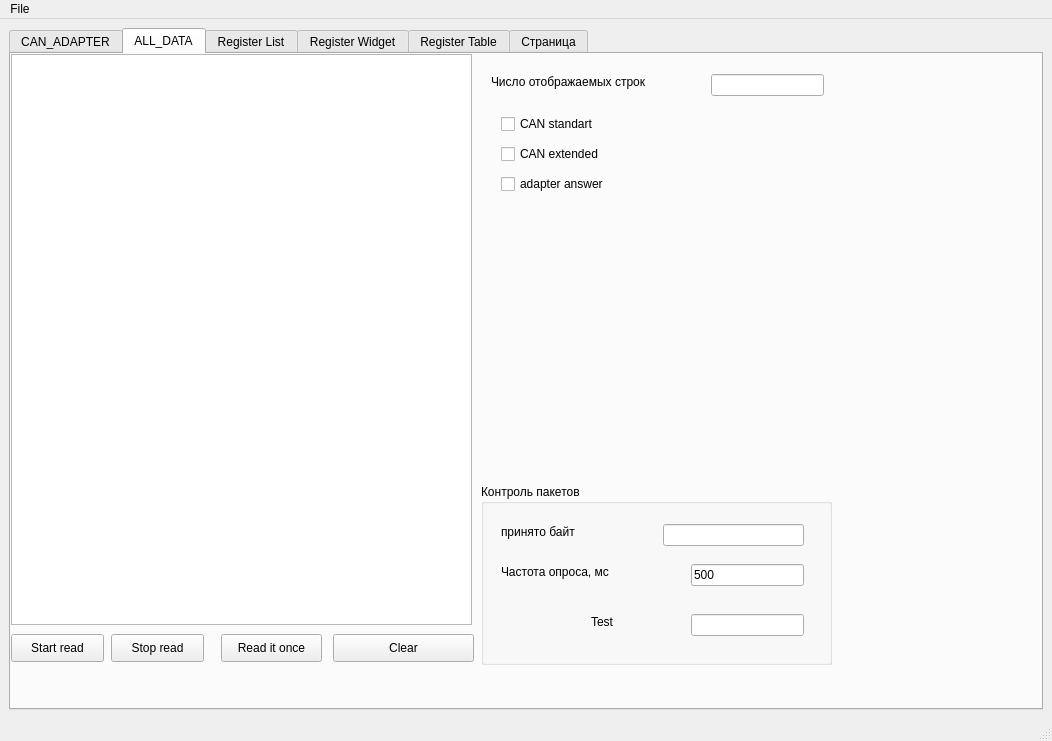
totktobroditvokrug/EL205-QT, file mainwindow.ui: the form before one commit.
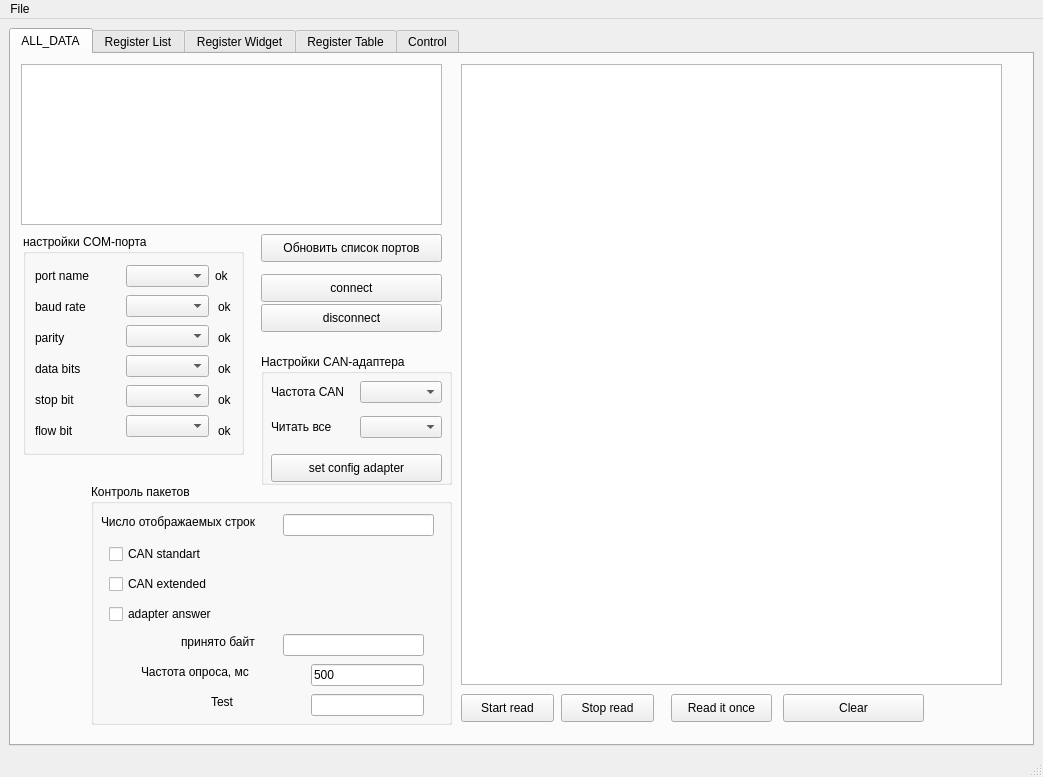
The form after the commit. The open tabs and pages were chosen to show the change.

Commit message: feat: запись команд Start, Stop, Alarm

```diff
--- a/mainwindow.ui
+++ b/mainwindow.ui
@@ -6,8 +6,8 @@
    <rect>
     <x>0</x>
     <y>0</y>
-    <width>1052</width>
-    <height>741</height>
+    <width>1043</width>
+    <height>777</height>
    </rect>
   </property>
   <property name="windowTitle">
@@ -18,17 +18,164 @@
     <item>
      <widget class="QTabWidget" name="tabWidget_registerWidget">
       <property name="currentIndex">
-       <number>0</number>
+       <number>4</number>
       </property>
-      <widget class="QWidget" name="tab">
+      <widget class="QWidget" name="tab_2">
        <attribute name="title">
-        <string>CAN_ADAPTER</string>
+        <string>ALL_DATA</string>
        </attribute>
+       <widget class="QGroupBox" name="groupBox_settingsTiming">
+        <property name="geometry">
+         <rect>
+          <x>80</x>
+          <y>430</y>
+          <width>361</width>
+          <height>241</height>
+         </rect>
+        </property>
+        <property name="title">
+         <string>Контроль пакетов</string>
+        </property>
+        <widget class="QLineEdit" name="lineEdit_availableByte">
+         <property name="geometry">
+          <rect>
+           <x>192</x>
+           <y>150</y>
+           <width>141</width>
+           <height>22</height>
+          </rect>
+         </property>
+        </widget>
+        <widget class="QLabel" name="label_3">
+         <property name="geometry">
+          <rect>
+           <x>90</x>
+           <y>150</y>
+           <width>101</width>
+           <height>16</height>
+          </rect>
+         </property>
+         <property name="text">
+          <string>принято байт</string>
+         </property>
+        </widget>
+        <widget class="QLabel" name="label_6">
+         <property name="geometry">
+          <rect>
+           <x>50</x>
+           <y>180</y>
+           <width>161</width>
+           <height>16</height>
+          </rect>
+         </property>
+         <property name="text">
+          <string>Частота опроса, мс</string>
+         </property>
+        </widget>
+        <widget class="QLineEdit" name="lineEdit_freqSampl">
+         <property name="geometry">
+          <rect>
+           <x>220</x>
+           <y>180</y>
+           <width>113</width>
+           <height>22</height>
+          </rect>
+         </property>
+         <property name="text">
+          <string>500</string>
+         </property>
+        </widget>
+        <widget class="QLineEdit" name="lineEdit_testLine">
+         <property name="geometry">
+          <rect>
+           <x>220</x>
+           <y>210</y>
+           <width>113</width>
+           <height>22</height>
+          </rect>
+         </property>
+        </widget>
+        <widget class="QLabel" name="label_7">
+         <property name="geometry">
+          <rect>
+           <x>120</x>
+           <y>210</y>
+           <width>55</width>
+           <height>16</height>
+          </rect>
+         </property>
+         <property name="text">
+          <string>Test</string>
+         </property>
+        </widget>
+        <widget class="QCheckBox" name="checkBox_adapterAnswer">
+         <property name="geometry">
+          <rect>
+           <x>18</x>
+           <y>120</y>
+           <width>161</width>
+           <height>20</height>
+          </rect>
+         </property>
+         <property name="text">
+          <string>adapter answer</string>
+         </property>
+        </widget>
+        <widget class="QCheckBox" name="checkBox_canExtended">
+         <property name="geometry">
+          <rect>
+           <x>18</x>
+           <y>90</y>
+           <width>151</width>
+           <height>20</height>
+          </rect>
+         </property>
+         <property name="text">
+          <string>CAN extended</string>
+         </property>
+        </widget>
+        <widget class="QLabel" name="label_volumeTextRead">
+         <property name="geometry">
+          <rect>
+           <x>10</x>
+           <y>30</y>
+           <width>211</width>
+           <height>16</height>
+          </rect>
+         </property>
+         <property name="text">
+          <string>Число отображаемых строк</string>
+         </property>
+        </widget>
+        <widget class="QCheckBox" name="checkBox_canStandart">
+         <property name="geometry">
+          <rect>
+           <x>18</x>
+           <y>60</y>
+           <width>131</width>
+           <height>20</height>
+          </rect>
+         </property>
+         <property name="text">
+          <string>CAN standart</string>
+         </property>
+        </widget>
+        <widget class="QLineEdit" name="lineEdit_volumeTextRead">
+         <property name="geometry">
+          <rect>
+           <x>192</x>
+           <y>30</y>
+           <width>151</width>
+           <height>22</height>
+          </rect>
+         </property>
+        </widget>
+       </widget>
        <widget class="QGroupBox" name="groupBox">
         <property name="geometry">
          <rect>
-          <x>10</x>
-          <y>140</y>
+          <x>12</x>
+          <y>180</y>
           <width>221</width>
           <height>221</height>
          </rect>
@@ -240,22 +387,25 @@
          </item>
         </layout>
        </widget>
-       <widget class="QTextEdit" name="textEdit_sendMessage">
+       <widget class="QPushButton" name="pushButton_disconnect">
         <property name="geometry">
          <rect>
-          <x>150</x>
-          <y>400</y>
+          <x>250</x>
+          <y>250</y>
           <width>181</width>
-          <height>31</height>
+          <height>28</height>
          </rect>
         </property>
+        <property name="text">
+         <string>disconnect</string>
+        </property>
        </widget>
        <widget class="QPushButton" name="pushButton_searchListPort">
         <property name="geometry">
          <rect>
-          <x>8</x>
-          <y>110</y>
-          <width>231</width>
+          <x>250</x>
+          <y>180</y>
+          <width>181</width>
           <height>28</height>
          </rect>
         </property>
@@ -266,69 +416,20 @@
        <widget class="QListWidget" name="listWidget_portInfo">
         <property name="geometry">
          <rect>
-          <x>8</x>
+          <x>10</x>
           <y>10</y>
-          <width>331</width>
-          <height>91</height>
-         </rect>
-        </property>
-       </widget>
-       <widget class="QPushButton" name="pushButton_sendMessage">
-        <property name="geometry">
-         <rect>
-          <x>10</x>
-          <y>400</y>
-          <width>131</width>
-          <height>28</height>
-         </rect>
-        </property>
-        <property name="text">
-         <string>Send message</string>
-        </property>
-       </widget>
-       <widget class="QPushButton" name="pushButton_disconnect">
-        <property name="geometry">
-         <rect>
-          <x>128</x>
-          <y>360</y>
-          <width>93</width>
-          <height>28</height>
-         </rect>
-        </property>
-        <property name="text">
-         <string>disconnect</string>
-        </property>
-       </widget>
-       <widget class="QPushButton" name="pushButton_connect">
-        <property name="geometry">
-         <rect>
-          <x>10</x>
-          <y>360</y>
-          <width>91</width>
-          <height>28</height>
-         </rect>
-        </property>
-        <property name="text">
-         <string>connect</string>
-        </property>
-       </widget>
-       <widget class="QTextEdit" name="txtOutput">
-        <property name="geometry">
-         <rect>
-          <x>10</x>
-          <y>440</y>
-          <width>321</width>
-          <height>191</height>
+          <width>421</width>
+          <height>161</height>
          </rect>
         </property>
        </widget>
        <widget class="QGroupBox" name="groupBox_2">
         <property name="geometry">
          <rect>
-          <x>380</x>
-          <y>10</y>
-          <width>461</width>
-          <height>241</height>
+          <x>250</x>
+          <y>300</y>
+          <width>191</width>
+          <height>131</height>
          </rect>
         </property>
         <property name="title">
@@ -339,16 +440,17 @@
           <rect>
            <x>10</x>
            <y>20</y>
-           <width>431</width>
-           <height>171</height>
+           <width>171</width>
+           <height>71</height>
           </rect>
          </property>
          <layout class="QGridLayout" name="gridLayout_2">
-          <item row="5" column="2">
-           <widget class="QComboBox" name="comboBox_4"/>
-          </item>
-          <item row="4" column="2">
-           <widget class="QComboBox" name="comboBox_3"/>
+          <item row="3" column="1">
+           <widget class="QLabel" name="label_5">
+            <property name="text">
+             <string>Читать все</string>
+            </property>
+           </widget>
           </item>
           <item row="1" column="2">
            <widget class="QComboBox" name="comboBox_canFreq">
@@ -360,33 +462,6 @@
             </property>
            </widget>
           </item>
-          <item row="5" column="1">
-           <widget class="QLabel" name="label_2">
-            <property name="text">
-             <string>TextLabel</string>
-            </property>
-           </widget>
-          </item>
-          <item row="3" column="2">
-           <widget class="QComboBox" name="comboBox_readAllCan"/>
-          </item>
-          <item row="4" column="1">
-           <widget class="QLabel" name="label_4">
-            <property name="text">
-             <string>TextLabel</string>
-            </property>
-           </widget>
-          </item>
-          <item row="3" column="1">
-           <widget class="QLabel" name="label_5">
-            <property name="text">
-             <string>Читать все</string>
-            </property>
-           </widget>
-          </item>
-          <item row="1" column="3">
-           <widget class="QLineEdit" name="lineEdit_canFreq"/>
-          </item>
           <item row="1" column="1">
            <widget class="QLabel" name="label_canFreq">
             <property name="text">
@@ -394,23 +469,17 @@
             </property>
            </widget>
           </item>
-          <item row="3" column="3">
-           <widget class="QLineEdit" name="lineEdit_readAllCan"/>
-          </item>
-          <item row="4" column="3">
-           <widget class="QLineEdit" name="lineEdit_canFreq_3"/>
-          </item>
-          <item row="5" column="3">
-           <widget class="QLineEdit" name="lineEdit_canFreq_4"/>
+          <item row="3" column="2">
+           <widget class="QComboBox" name="comboBox_readAllCan"/>
           </item>
          </layout>
         </widget>
         <widget class="QPushButton" name="pushButton_setConfigAdapter">
          <property name="geometry">
           <rect>
-           <x>20</x>
-           <y>200</y>
-           <width>411</width>
+           <x>10</x>
+           <y>100</y>
+           <width>171</width>
            <height>28</height>
           </rect>
          </property>
@@ -419,16 +488,34 @@
          </property>
         </widget>
        </widget>
-      </widget>
-      <widget class="QWidget" name="tab_2">
-       <attribute name="title">
-        <string>ALL_DATA</string>
-       </attribute>
+       <widget class="QPushButton" name="pushButton_connect">
+        <property name="geometry">
+         <rect>
+          <x>250</x>
+          <y>220</y>
+          <width>181</width>
+          <height>28</height>
+         </rect>
+        </property>
+        <property name="text">
+         <string>connect</string>
+        </property>
+       </widget>
+       <widget class="QTextEdit" name="textEdit_dataRead">
+        <property name="geometry">
+         <rect>
+          <x>450</x>
+          <y>10</y>
+          <width>541</width>
+          <height>621</height>
+         </rect>
+        </property>
+       </widget>
        <widget class="QPushButton" name="pushButton_stopRead">
         <property name="geometry">
          <rect>
-          <x>100</x>
-          <y>580</y>
+          <x>550</x>
+          <y>640</y>
           <width>93</width>
           <height>28</height>
          </rect>
@@ -437,11 +524,24 @@
          <string>Stop read</string>
         </property>
        </widget>
+       <widget class="QPushButton" name="pushButton_startRead">
+        <property name="geometry">
+         <rect>
+          <x>450</x>
+          <y>640</y>
+          <width>93</width>
+          <height>28</height>
+         </rect>
+        </property>
+        <property name="text">
+         <string>Start read</string>
+        </property>
+       </widget>
        <widget class="QPushButton" name="pushButton_clear">
         <property name="geometry">
          <rect>
-          <x>322</x>
-          <y>580</y>
+          <x>772</x>
+          <y>640</y>
           <width>141</width>
           <height>28</height>
          </rect>
@@ -453,8 +553,8 @@
        <widget class="QPushButton" name="pushButton_readOnce">
         <property name="geometry">
          <rect>
-          <x>210</x>
-          <y>580</y>
+          <x>660</x>
+          <y>640</y>
           <width>101</width>
           <height>28</height>
          </rect>
@@ -463,176 +563,6 @@
          <string>Read it once</string>
         </property>
        </widget>
-       <widget class="QTextEdit" name="textEdit_dataRead">
-        <property name="geometry">
-         <rect>
-          <x>0</x>
-          <y>0</y>
-          <width>461</width>
-          <height>571</height>
-         </rect>
-        </property>
-       </widget>
-       <widget class="QPushButton" name="pushButton_startRead">
-        <property name="geometry">
-         <rect>
-          <x>0</x>
-          <y>580</y>
-          <width>93</width>
-          <height>28</height>
-         </rect>
-        </property>
-        <property name="text">
-         <string>Start read</string>
-        </property>
-       </widget>
-       <widget class="QLabel" name="label_volumeTextRead">
-        <property name="geometry">
-         <rect>
-          <x>480</x>
-          <y>20</y>
-          <width>211</width>
-          <height>16</height>
-         </rect>
-        </property>
-        <property name="text">
-         <string>Число отображаемых строк</string>
-        </property>
-       </widget>
-       <widget class="QLineEdit" name="lineEdit_volumeTextRead">
-        <property name="geometry">
-         <rect>
-          <x>700</x>
-          <y>20</y>
-          <width>113</width>
-          <height>22</height>
-         </rect>
-        </property>
-       </widget>
-       <widget class="QCheckBox" name="checkBox_canStandart">
-        <property name="geometry">
-         <rect>
-          <x>490</x>
-          <y>60</y>
-          <width>131</width>
-          <height>20</height>
-         </rect>
-        </property>
-        <property name="text">
-         <string>CAN standart</string>
-        </property>
-       </widget>
-       <widget class="QCheckBox" name="checkBox_canExtended">
-        <property name="geometry">
-         <rect>
-          <x>490</x>
-          <y>90</y>
-          <width>151</width>
-          <height>20</height>
-         </rect>
-        </property>
-        <property name="text">
-         <string>CAN extended</string>
-        </property>
-       </widget>
-       <widget class="QCheckBox" name="checkBox_adapterAnswer">
-        <property name="geometry">
-         <rect>
-          <x>490</x>
-          <y>120</y>
-          <width>161</width>
-          <height>20</height>
-         </rect>
-        </property>
-        <property name="text">
-         <string>adapter answer</string>
-        </property>
-       </widget>
-       <widget class="QGroupBox" name="groupBox_settingsTiming">
-        <property name="geometry">
-         <rect>
-          <x>470</x>
-          <y>430</y>
-          <width>351</width>
-          <height>181</height>
-         </rect>
-        </property>
-        <property name="title">
-         <string>Контроль пакетов</string>
-        </property>
-        <widget class="QLineEdit" name="lineEdit_availableByte">
-         <property name="geometry">
-          <rect>
-           <x>182</x>
-           <y>40</y>
-           <width>141</width>
-           <height>22</height>
-          </rect>
-         </property>
-        </widget>
-        <widget class="QLabel" name="label_3">
-         <property name="geometry">
-          <rect>
-           <x>20</x>
-           <y>40</y>
-           <width>101</width>
-           <height>16</height>
-          </rect>
-         </property>
-         <property name="text">
-          <string>принято байт</string>
-         </property>
-        </widget>
-        <widget class="QLabel" name="label_6">
-         <property name="geometry">
-          <rect>
-           <x>20</x>
-           <y>80</y>
-           <width>161</width>
-           <height>16</height>
-          </rect>
-         </property>
-         <property name="text">
-          <string>Частота опроса, мс</string>
-         </property>
-        </widget>
-        <widget class="QLineEdit" name="lineEdit_freqSampl">
-         <property name="geometry">
-          <rect>
-           <x>210</x>
-           <y>80</y>
-           <width>113</width>
-           <height>22</height>
-          </rect>
-         </property>
-         <property name="text">
-          <string>500</string>
-         </property>
-        </widget>
-        <widget class="QLineEdit" name="lineEdit_testLine">
-         <property name="geometry">
-          <rect>
-           <x>210</x>
-           <y>130</y>
-           <width>113</width>
-           <height>22</height>
-          </rect>
-         </property>
-        </widget>
-        <widget class="QLabel" name="label_7">
-         <property name="geometry">
-          <rect>
-           <x>110</x>
-           <y>130</y>
-           <width>55</width>
-           <height>16</height>
-          </rect>
-         </property>
-         <property name="text">
-          <string>Test</string>
-         </property>
-        </widget>
-       </widget>
       </widget>
       <widget class="QWidget" name="tab_3">
        <attribute name="title">
@@ -756,10 +686,95 @@
         </item>
        </layout>
       </widget>
-      <widget class="QWidget" name="tab_6">
+      <widget class="QWidget" name="tab">
        <attribute name="title">
-        <string>Страница</string>
+        <string>Control</string>
        </attribute>
+       <widget class="QLineEdit" name="lineEdit_testCommand">
+        <property name="geometry">
+         <rect>
+          <x>30</x>
+          <y>40</y>
+          <width>231</width>
+          <height>22</height>
+         </rect>
+        </property>
+       </widget>
+       <widget class="QLabel" name="label_2">
+        <property name="geometry">
+         <rect>
+          <x>30</x>
+          <y>70</y>
+          <width>141</width>
+          <height>16</height>
+         </rect>
+        </property>
+        <property name="text">
+         <string>введите команду</string>
+        </property>
+       </widget>
+       <widget class="QTextEdit" name="textEdit_commandCRC">
+        <property name="geometry">
+         <rect>
+          <x>30</x>
+          <y>270</y>
+          <width>231</width>
+          <height>131</height>
+         </rect>
+        </property>
+       </widget>
+       <widget class="QPushButton" name="pushButton_sendCommand">
+        <property name="geometry">
+         <rect>
+          <x>152</x>
+          <y>70</y>
+          <width>111</width>
+          <height>28</height>
+         </rect>
+        </property>
+        <property name="text">
+         <string>Send command</string>
+        </property>
+       </widget>
+       <widget class="QPushButton" name="pushButton_startInv">
+        <property name="geometry">
+         <rect>
+          <x>30</x>
+          <y>130</y>
+          <width>93</width>
+          <height>28</height>
+         </rect>
+        </property>
+        <property name="text">
+         <string>Start</string>
+        </property>
+       </widget>
+       <widget class="QPushButton" name="pushButton_stopInv">
+        <property name="geometry">
+         <rect>
+          <x>30</x>
+          <y>170</y>
+          <width>93</width>
+          <height>28</height>
+         </rect>
+        </property>
+        <property name="text">
+         <string>Stop</string>
+        </property>
+       </widget>
+       <widget class="QPushButton" name="pushButton_alarmInv">
+        <property name="geometry">
+         <rect>
+          <x>30</x>
+          <y>210</y>
+          <width>93</width>
+          <height>28</height>
+         </rect>
+        </property>
+        <property name="text">
+         <string>Alarm</string>
+        </property>
+       </widget>
       </widget>
      </widget>
     </item>
@@ -770,7 +785,7 @@
     <rect>
      <x>0</x>
      <y>0</y>
-     <width>1052</width>
+     <width>1043</width>
      <height>26</height>
     </rect>
    </property>
```
The commit also changes 7 other files.
